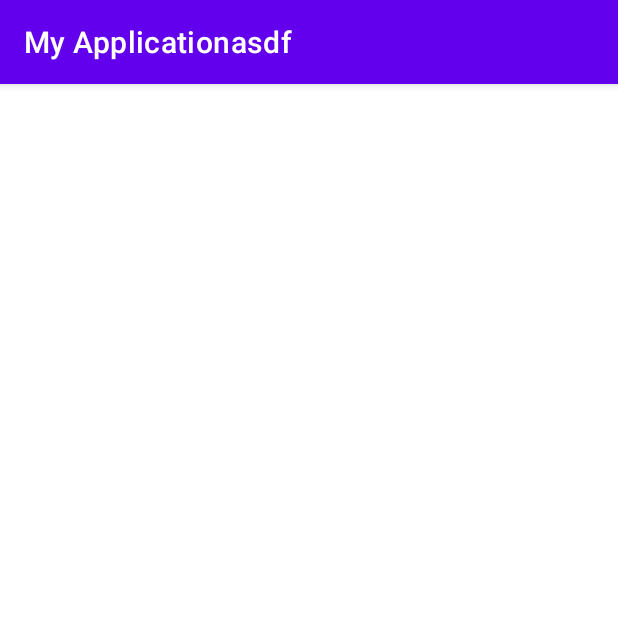
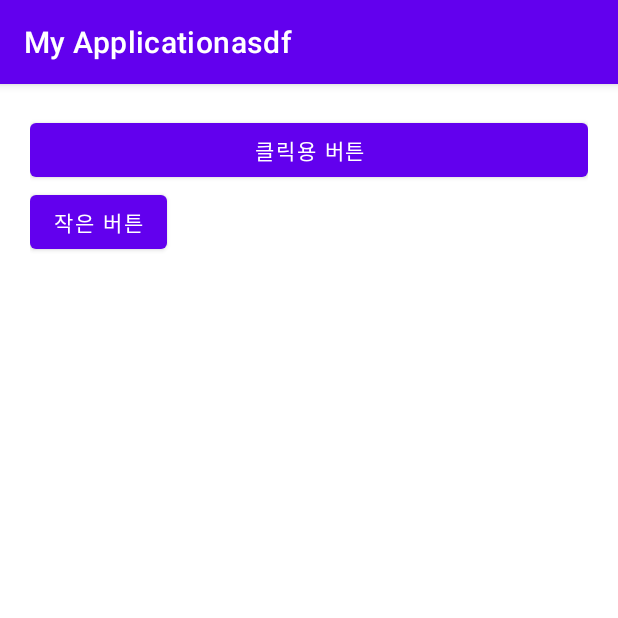
Before and after one commit to SunnyIsRainy/asdfasdf, an Android app: the screen it shows after launch (MainActivity), on a phone screen of 412 x 824 dp, the top half of it. Run offline under Robolectric (Android 15) with nearby library versions, the phone set to English and light mode, and no system bars.

Commit message:
버튼 두개 추가

```diff
--- a/app/build.gradle
+++ b/app/build.gradle
@@ -1,6 +1,7 @@
 plugins {
     id 'com.android.application'
     id 'org.jetbrains.kotlin.android'
+    id 'kotlin-android-extensions'
 }
 
 android {
--- a/app/src/main/java/com/example/myapplicationasdf/MainActivity.kt
+++ b/app/src/main/java/com/example/myapplicationasdf/MainActivity.kt
@@ -2,10 +2,15 @@ package com.example.myapplicationasdf
 
 import androidx.appcompat.app.AppCompatActivity
 import android.os.Bundle
+import kotlinx.android.synthetic.main.activity_main.*
 
 class MainActivity : AppCompatActivity() {
     override fun onCreate(savedInstanceState: Bundle?) {
         super.onCreate(savedInstanceState)
         setContentView(R.layout.activity_main)
+
+
+
     }
+
 }
--- a/app/src/main/res/layout/activity_main.xml
+++ b/app/src/main/res/layout/activity_main.xml
@@ -4,7 +4,21 @@
     xmlns:tools="http://schemas.android.com/tools"
     android:layout_width="match_parent"
     android:layout_height="match_parent"
+    android:orientation="vertical"
+    android:padding="20dp"
     tools:context=".MainActivity">
+
+    <Button
+        android:id="@+id/clickBtn"
+        android:layout_width="match_parent"
+        android:layout_height="wrap_content"
+        android:text="클릭용 버튼"/>
+
+    <Button
+        android:id="@+id/smallBtn"
+        android:layout_width="wrap_content"
+        android:layout_height="wrap_content"
+        android:text="작은 버튼"/>
 
 
 
```
